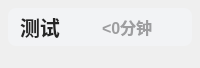
This is ui/minimize/widget-floating.ui in YU322142/Class-Widgets-1_plus as Qt 5 draws it before an edit. The edited form follows.
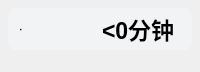
This is the edited form.

```diff
--- a/ui/minimize/widget-floating.ui
+++ b/ui/minimize/widget-floating.ui
@@ -65,7 +65,7 @@
         <property name="font">
          <font>
           <family>Microsoft YaHei UI</family>
-          <pointsize>15</pointsize>
+          <pointsize>17怎么</pointsize>
           <weight>75</weight>
           <bold>true</bold>
          </font>
@@ -84,13 +84,13 @@
         <property name="font">
          <font>
           <family>Microsoft YaHei UI</family>
-          <pointsize>12</pointsize>
+          <pointsize>17</pointsize>
           <weight>35</weight>
           <bold>true</bold>
          </font>
         </property>
         <property name="styleSheet">
-         <string notr="true">color: rgba(0, 0, 0, 90);
+         <string notr="true">color: rgba(0, 0, 0, 255);
 font-weight: bold;</string>
         </property>
         <property name="text">
```
